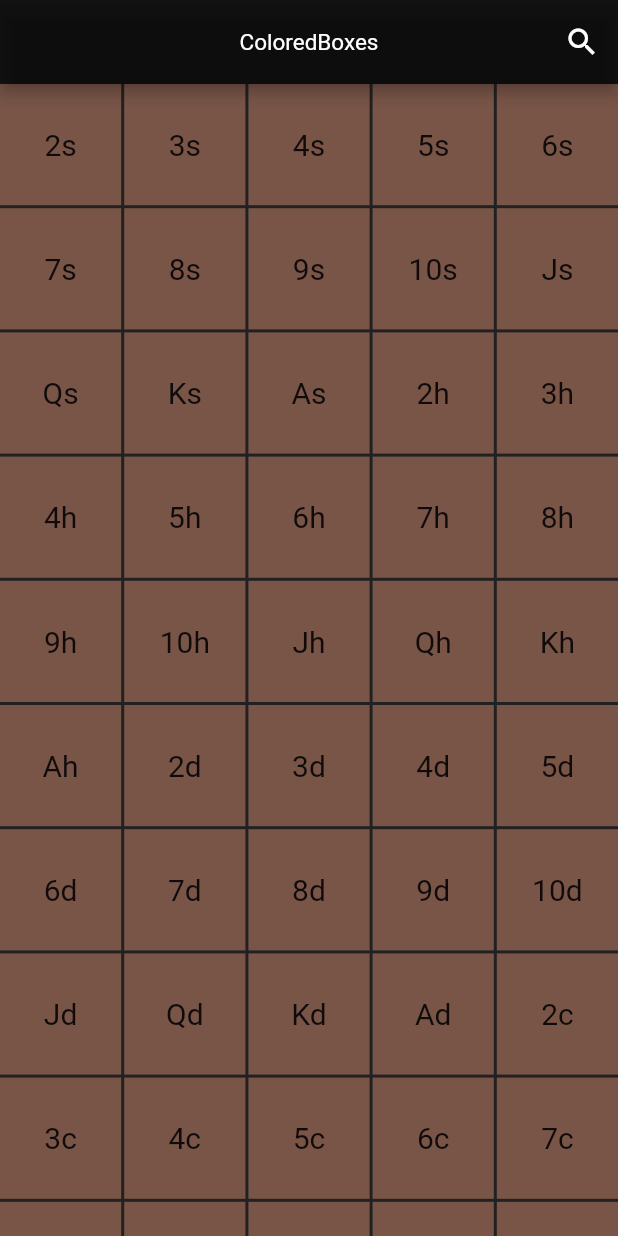
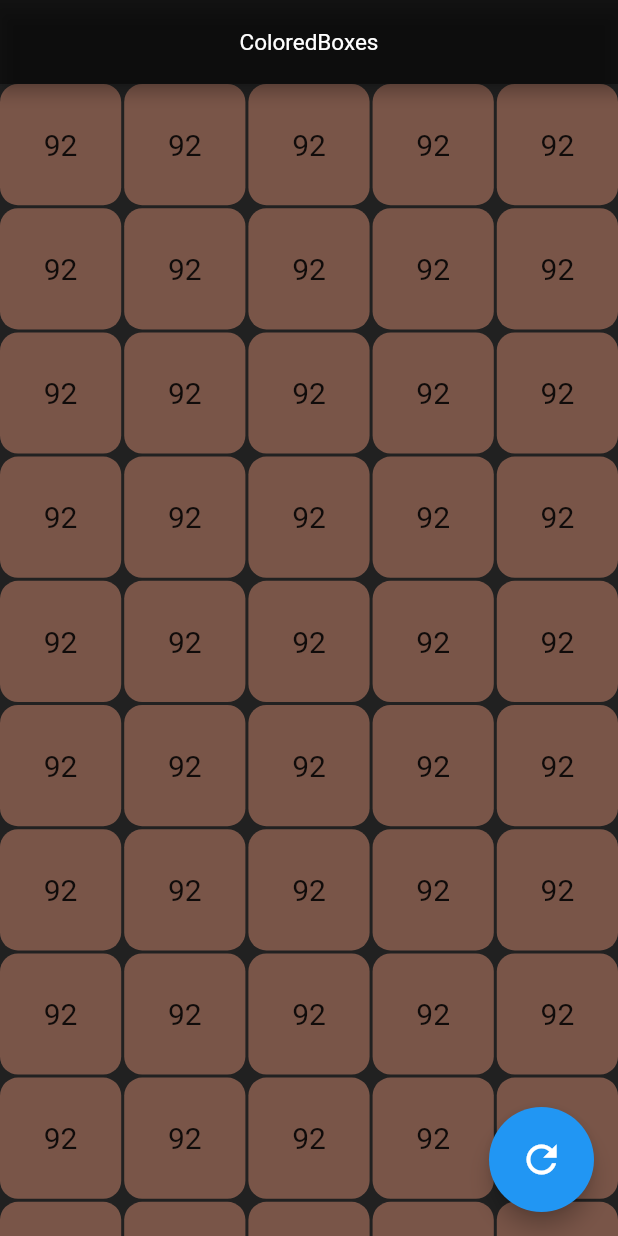
Before and after one commit to vinaykulk621/colorBox, a Flutter app: the screen it shows after launch, on a phone screen of 412 x 824 dp. Run offline on Flutter 3.47's test engine with Material 2 defaults, Android fonts, the phone set to English and light mode, and no system bars.

Commit message:
final commit

```diff
--- a/lib/functions.dart
+++ b/lib/functions.dart
@@ -0,0 +1,15 @@
+import 'dart:math';
+import 'package:flutter/material.dart';
+
+// function to generate random color for the boxes
+changeColor() {
+  return Colors.primaries[Random().nextInt(Colors.primaries.length)];
+}
+
+// function to generate random string
+String getRandString() {
+  var r = Random();
+  const chars =
+      'AaBbCcDdEeFfGgHhIiJjKkLlMmNnOoPpQqRrSsTtUuVvWwXxYyZz1234567890!@#%^&*()-_=+~;:.>,</?]}[{';
+  return List.generate(2, (index) => chars[r.nextInt(chars.length)]).join();
+}
--- a/lib/main.dart
+++ b/lib/main.dart
@@ -1,5 +1,6 @@
 import 'package:flutter/material.dart';
 import 'dart:math';
+import 'functions.dart';
 
 void main() {
   runApp(const MyApp());
@@ -10,73 +11,29 @@ class MyApp extends StatelessWidget {
 
   @override
   Widget build(BuildContext context) {
-    final cards = [
-      "2s",
-      "3s",
-      "4s",
-      "5s",
-      "6s",
-      "7s",
-      "8s",
-      "9s",
-      "10s",
-      "Js",
-      "Qs",
-      "Ks",
-      "As",
-      "2h",
-      "3h",
-      "4h",
-      "5h",
-      "6h",
-      "7h",
-      "8h",
-      "9h",
-      "10h",
-      "Jh",
-      "Qh",
-      "Kh",
-      "Ah",
-      "2d",
-      "3d",
-      "4d",
-      "5d",
-      "6d",
-      "7d",
-      "8d",
-      "9d",
-      "10d",
-      "Jd",
-      "Qd",
-      "Kd",
-      "Ad",
-      "2c",
-      "3c",
-      "4c",
-      "5c",
-      "6c",
-      "7c",
-      "8c",
-      "9c",
-      "10c",
-      "Jc",
-      "Qc",
-      "Kc",
-      "Ac"
-    ];
-    return MaterialApp(
+    return const MaterialApp(
       debugShowCheckedModeBanner: false,
-      home: Scaffold(
+      home: YourAPP(),
+    );
+  }
+}
+
+class YourAPP extends StatefulWidget {
+  const YourAPP({Key? key}) : super(key: key);
+
+  @override
+  State<YourAPP> createState() => _YourAPPState();
+}
+
+class _YourAPPState extends State<YourAPP> {
+  MaterialColor colorOfTheBoxes =
+    Colors.primaries[Random().nextInt(Colors.primaries.length)];
+
+  @override
+  Widget build(BuildContext context) {
+    return Scaffold(
       backgroundColor: Colors.grey[900],
       appBar: AppBar(
-          actions: [
-            IconButton(
-              icon: const Icon(Icons.search),
-              onPressed: () {
-                showSearch(context: context, delegate: DataSearch());
-              },
-            )
-          ],
         backgroundColor: Colors.black45,
         title: const Text('ColoredBoxes'),
         titleTextStyle: const TextStyle(color: Colors.white, fontSize: 15.0),
@@ -86,120 +43,37 @@ class MyApp extends StatelessWidget {
         crossAxisCount: 5,
         crossAxisSpacing: 2.0,
         mainAxisSpacing: 2.0,
-          children: List.generate(cards.length, (index) {
-            return refresh(cards, index);
-          }),
+        children: List.generate(500, (index) {
+          colorOfTheBoxes = changeColor();
+          return Container(
+            decoration: BoxDecoration(
+              borderRadius: BorderRadius.circular(12),
+              color: colorOfTheBoxes,
+            ),
+            child: Center(
+              child: Text(
+                getRandString(),
+                style: const TextStyle(fontSize: 20.0),
               ),
             ),
           );
-  }
-
-  Widget refresh(cards, index) {
-    return Container(
-      color: Colors.primaries[Random().nextInt(Colors.primaries.length)],
-      child: Center(
-        child: Text(
-          cards[index],
-          style: const TextStyle(fontSize: 20.0),
+        }),
+      ),
+      floatingActionButton: SizedBox(
+        height: 70.0,
+        width: 70.0,
+        child: FittedBox(
+          child: FloatingActionButton(
+            onPressed: () {
+              setState(() {
+                colorOfTheBoxes = changeColor();
+              });
+            },
+            tooltip: 'Change Color',
+            child: const Icon(Icons.refresh),
+          ),
         ),
       ),
     );
   }
 }
-
-class DataSearch extends SearchDelegate<String> {
-  final cards = [
-    "2s",
-    "3s",
-    "4s",
-    "5s",
-    "6s",
-    "7s",
-    "8s",
-    "9s",
-    "10s",
-    "Js",
-    "Qs",
-    "Ks",
-    "As",
-    "2h",
-    "3h",
-    "4h",
-    "5h",
-    "6h",
-    "7h",
-    "8h",
-    "9h",
-    "10h",
-    "Jh",
-    "Qh",
-    "Kh",
-    "Ah",
-    "2d",
-    "3d",
-    "4d",
-    "5d",
-    "6d",
-    "7d",
-    "8d",
-    "9d",
-    "10d",
-    "Jd",
-    "Qd",
-    "Kd",
-    "Ad",
-    "2c",
-    "3c",
-    "4c",
-    "5c",
-    "6c",
-    "7c",
-    "8c",
-    "9c",
-    "10c",
-    "Jc",
-    "Qc",
-    "Kc",
-    "Ac"
-  ];
-
-  // Action that need to be performed when the search bar is there on the appbar
-  @override
-  List<Widget>? buildActions(BuildContext context) {
-    return [
-      IconButton(
-        onPressed: () {},
-        icon: const Icon(Icons.abc, color: Colors.white),
-      )
-    ];
-  }
-
-  // what should be there on the left side of the appbar
-  @override
-  Widget? buildLeading(BuildContext context) {
-    return AnimatedIcon(
-      icon: AnimatedIcons.menu_arrow,
-      progress: transitionAnimation,
-    );
-  }
-
-  //show the result
-  @override
-  Widget buildResults(BuildContext context) {
-    // TODO: implement buildResults
-    throw UnimplementedError();
-  }
-
-  //suggestions for the search
-  @override
-  Widget buildSuggestions(BuildContext context) {
-    final suggestion = ["9c", "10c", "Jc", "Qc", "Kc", "Ac"];
-    return ListView.builder(
-      itemCount: suggestion.length,
-      itemBuilder: (context, index) => ListTile(
-        leading: const Icon(Icons.card_giftcard_sharp),
-        title: Text(suggestion[index]),
-      ),
-    );
-  }
-}
```
Also changed, not shown: 1 other file. Lines whose indentation alone changed are shown as unchanged.
